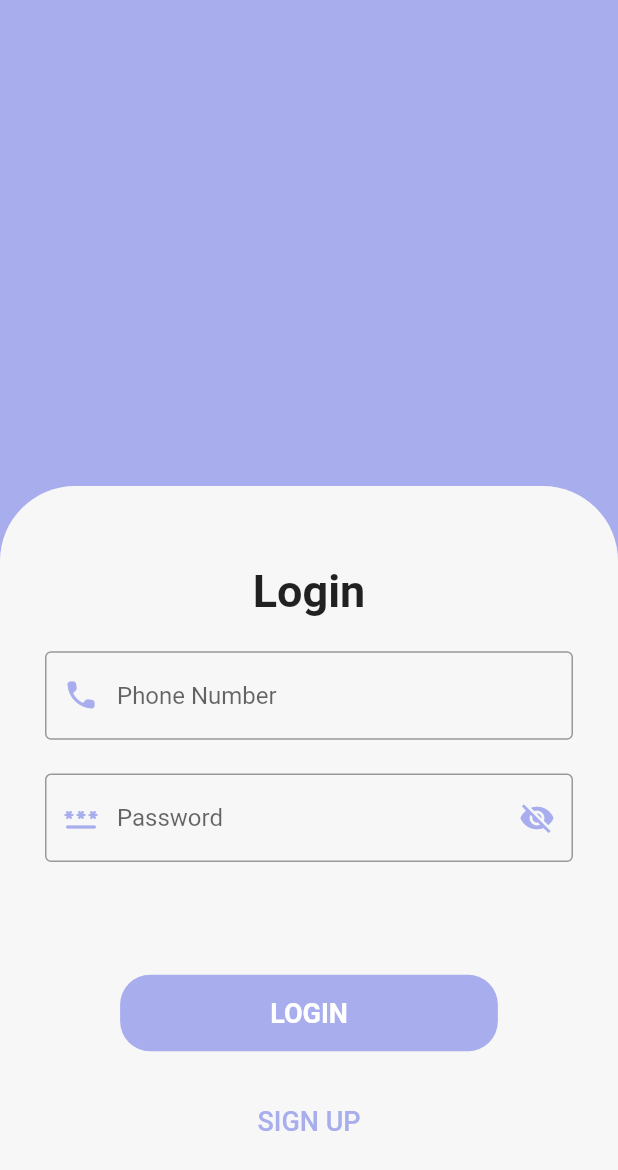
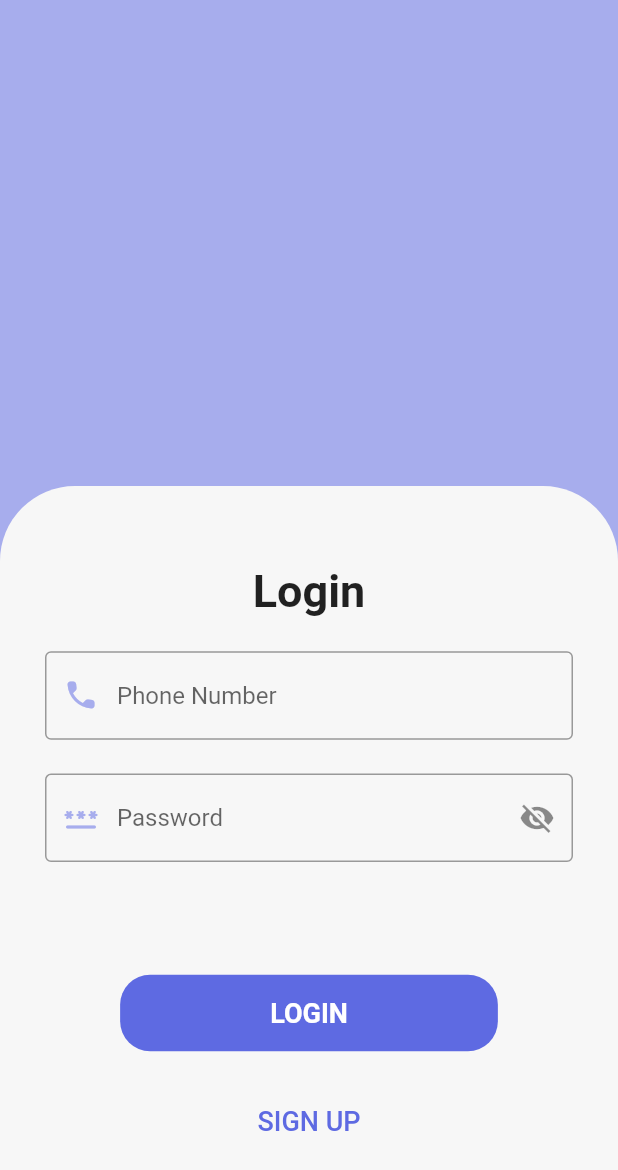
Before and after one commit to max4real/Telepound, a Flutter app: the screen it shows after launch, on a phone screen of 412 x 824 dp. Shown: the top 1170 px of the screen. Run offline on Flutter 3.47's test engine with Material 3 defaults, Android fonts, the phone set to English and light mode, and no system bars; our stand-ins replace get; accounts and stored records are empty.

Commit message:
app theme update

```diff
--- a/lib/modules/login/v_login_page.dart
+++ b/lib/modules/login/v_login_page.dart
@@ -60,10 +60,8 @@ class LoginPage extends StatelessWidget {
                                       !controller.xObscured.value;
                                 },
                                 icon: value
-                                    ? const Icon(Icons.visibility_off,
-                                        color:
-                                           Color(0XFFA7ADED))
-                                    : const Icon(Icons.visibility))),
+                                    ? const Icon(Icons.visibility_off)
+                                    : const Icon(Icons.visibility,color: Color(0XFF5E6AE2),))),
                       );
                     },
                   ),
@@ -76,7 +74,8 @@ class LoginPage extends StatelessWidget {
                     },
                     child: Container(
                       decoration: BoxDecoration(
-                        color: const Color(0XFFA7ADED),
+                        // color: const Color(0XFFA7ADED),
+                        color: const Color(0XFF5E6AE2),
                         borderRadius: BorderRadius.circular(20),
                       ),
                       padding: const EdgeInsets.symmetric(
@@ -96,7 +95,7 @@ class LoginPage extends StatelessWidget {
                         "SIGN UP",
                         style: TextStyle(
                           fontSize: 18,
-                          color:  Color(0XFFA7ADED),
+                          color:  Color(0XFF5E6AE2),
                         ),
                       ))
                 ],
```
Also changed, not shown: lib/modules/directMessage/v_dm_page.dart (+10 -9 lines).
